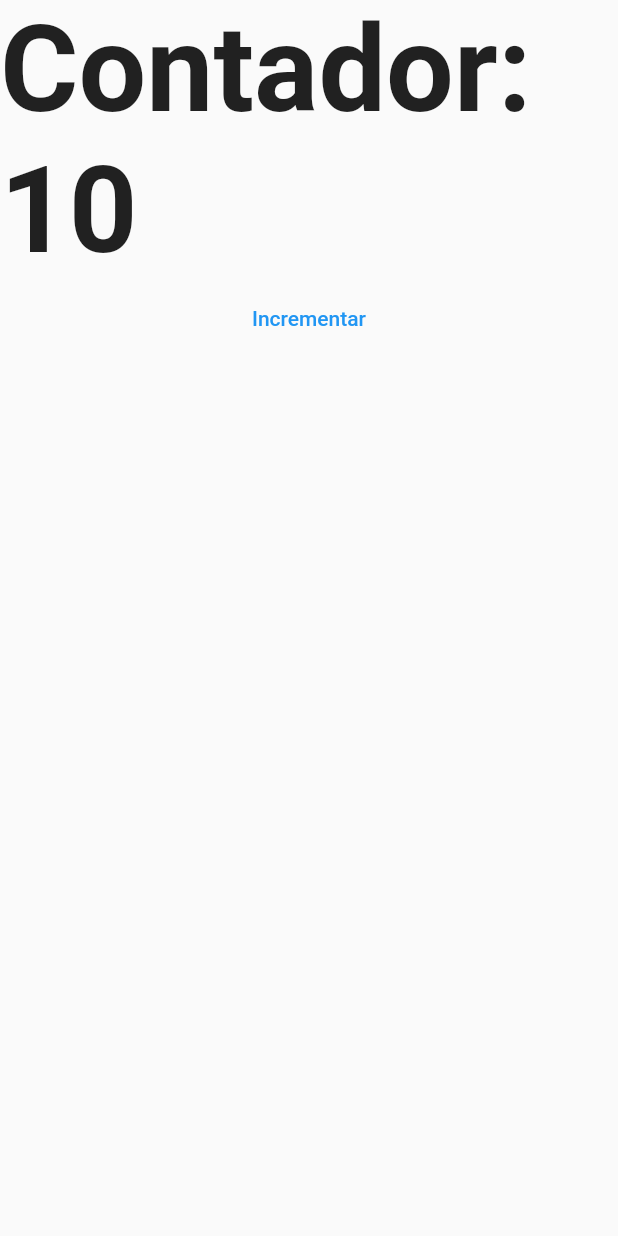
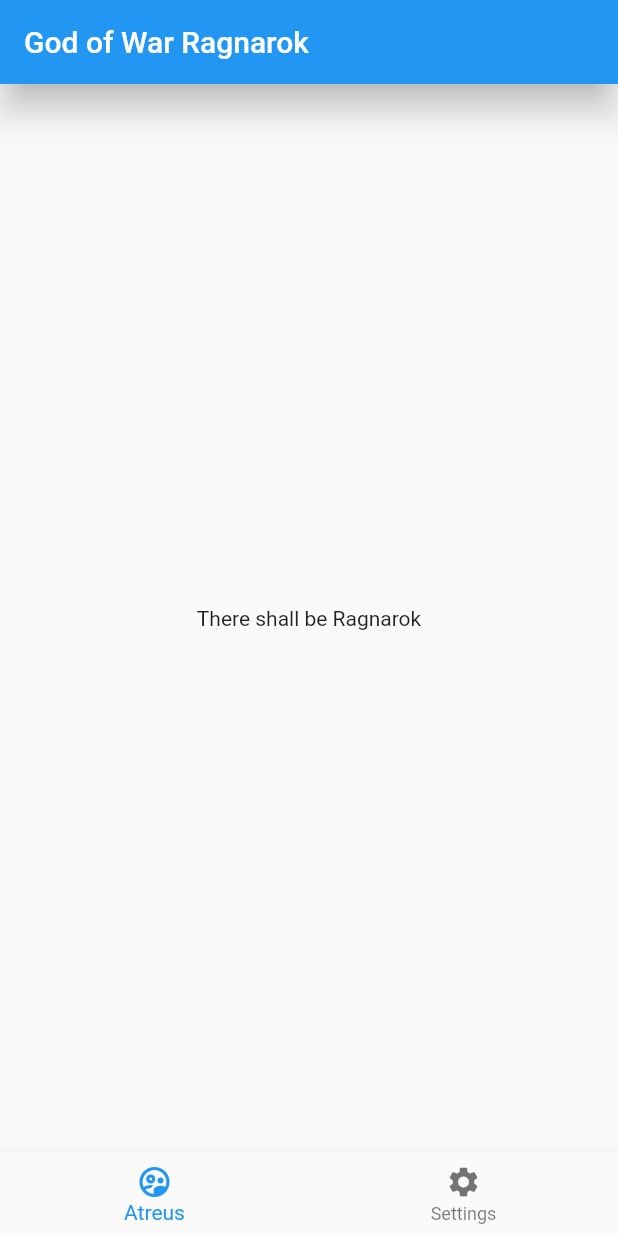
Before and after one commit to FrancisHenriquez/Flutter-web, a Flutter app: the screen it shows after launch, on a phone screen of 412 x 824 dp. Run offline on Flutter 3.47's test engine with Material 2 defaults, Android fonts, the phone set to English and light mode, and no system bars.

Commit message:
bottom icon bottoms and home clean

```diff
--- a/lib/UI/pages/counter_page.dart
+++ /dev/null
@@ -1,31 +0,0 @@
-import 'package:flutter/material.dart';
-
-class CounterPage extends StatefulWidget {
-  // const CounterPage({key});
-
-  @override
-  State<CounterPage> createState() => _CounterPageState();
-}
-
-class _CounterPageState extends State<CounterPage> {
-  int counter = 10;
-
-  @override
-  Widget build(BuildContext context) {
-    return Scaffold(
-      body: Column(children: [
-        Text(
-          'Contador: $counter',
-          style: TextStyle(fontSize: 80, fontWeight: FontWeight.bold),
-        ), //text
-        TextButton(
-            onPressed: () {
-              setState(() {
-                counter++;
-              });
-            },
-            child: Text('Incrementar'))
-      ]),
-    );
-  }
-}
--- /dev/null
+++ b/lib/UI/pages/home_screen.dart
@@ -0,0 +1,23 @@
+import 'package:flutter/animation.dart';
+import 'package:flutter/material.dart';
+
+class HomeScreen extends StatelessWidget {
+  @override
+  Widget build(BuildContext context) {
+    return Scaffold(
+      appBar: AppBar(
+        title: Text('God of War Ragnarok'),
+        elevation: 10,
+      ),
+      body: Center(
+        child: Text('There shall be Ragnarok'),
+        // asdf
+      ),
+      bottomNavigationBar: BottomNavigationBar(items: [
+        BottomNavigationBarItem(
+            icon: Icon(Icons.supervised_user_circle_outlined), label: 'Atreus'),
+        BottomNavigationBarItem(icon: Icon(Icons.settings), label: 'Settings'),
+      ]),
+    );
+  }
+}
--- a/lib/main.dart
+++ b/lib/main.dart
@@ -1,17 +1,22 @@
-import 'package:base_web/UI/pages/counter_page.dart';
+// import 'package:base_web/UI/pages/counter_page.dart';
+import 'package:base_web/UI/pages/home_screen.dart';
 import 'package:flutter/material.dart';
 
 void main() => runApp(const MyApp());
 
-class MyApp extends StatelessWidget {
+class MyApp extends StatefulWidget {
   const MyApp({super.key});
 
   @override
+  State<MyApp> createState() => _MyAppState();
+}
+
+class _MyAppState extends State<MyApp> {
+  @override
   Widget build(BuildContext context) {
     return MaterialApp(
-      title: 'Rutas App',
-      initialRoute: 'stateful',
-      routes: {'stateful': (_) => CounterPage()},
-    );
+        debugShowCheckedModeBanner: false,
+        title: 'Hola mundo',
+        home: HomeScreen());
   }
 }
```
